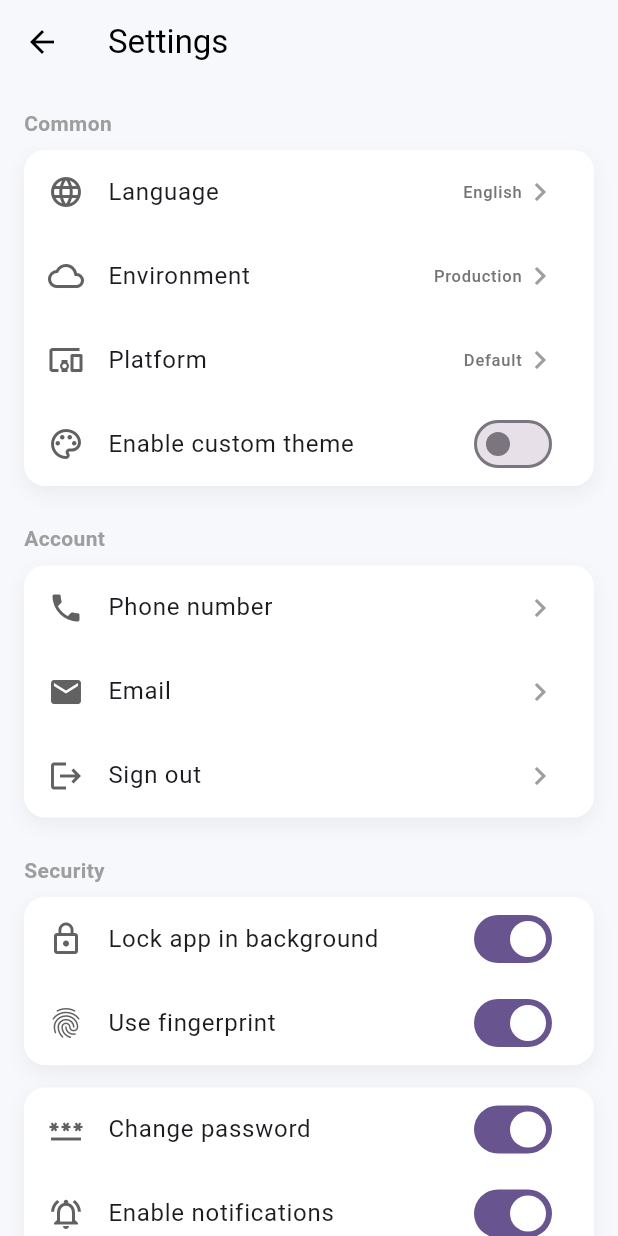
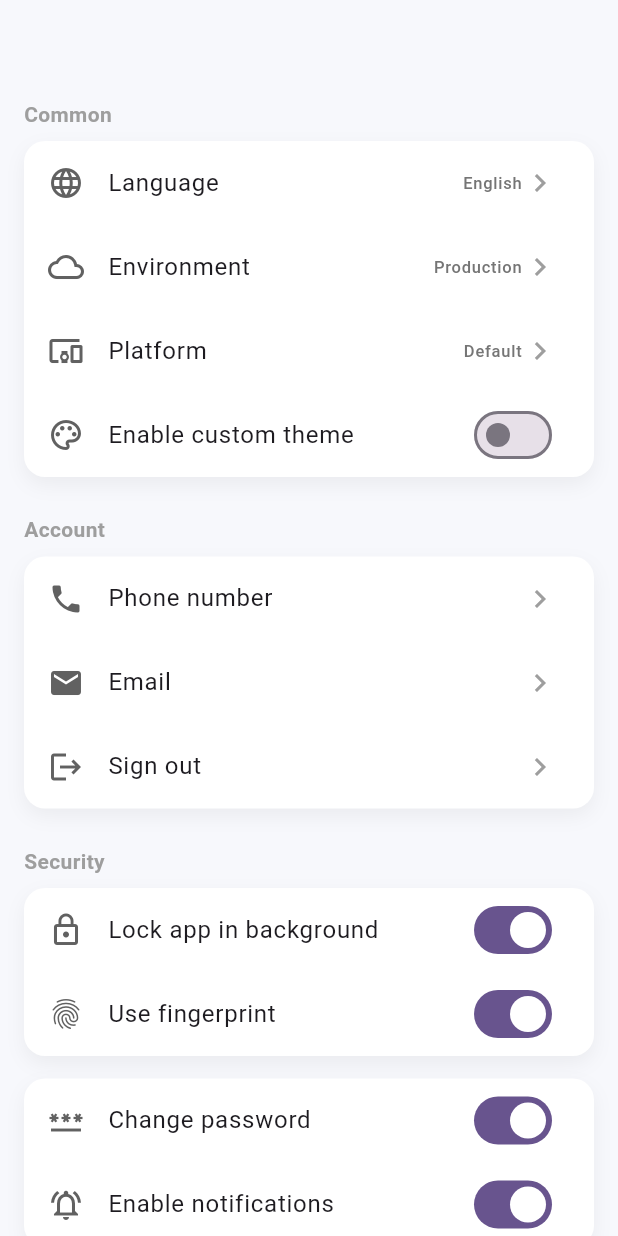
Before and after one commit to kusumeshkant/de_queue, a Flutter app: the SettingsPage screen opened directly, on a phone screen of 412 x 824 dp. Run offline on Flutter 3.47's test engine with Material 3 defaults, Android fonts, the phone set to English and light mode, and no system bars; our stand-ins replace auto_route, cloud_firestore, connectivity_plus, dio, firebase_auth, firebase_core and 4 more; missing offline and left inert: mobile_scanner; accounts and stored records are empty.

Commit message:
ui basic changes

```diff
--- a/lib/main.dart
+++ b/lib/main.dart
@@ -5,7 +5,6 @@ import 'package:dq_app/src/presentation/dashBoard/bottomNavigation.dart';
 import 'package:firebase_core/firebase_core.dart';
 import 'package:flutter/material.dart';
 import 'package:get/get.dart';
-
 import 'firebase_options.dart';
 
 void main() async{
--- a/lib/src/presentation/Setting/setting_page.dart
+++ b/lib/src/presentation/Setting/setting_page.dart
@@ -9,15 +9,16 @@ class SettingsPage extends StatelessWidget {
   Widget build(BuildContext context) {
     return Scaffold(
       backgroundColor: const Color(0xFFF7F8FC),
-      appBar: AppBar(
-        title: const Text("Settings"),
-        elevation: 0,
-        backgroundColor: Colors.transparent,
-        foregroundColor: Colors.black,
-      ),
+      // appBar: AppBar(
+      //   title: const Text("Settings"),
+      //   elevation: 0,
+      //   backgroundColor: Colors.transparent,
+      //   foregroundColor: Colors.black,
+      // ),
       body: ListView(
         padding: const EdgeInsets.all(16),
         children: [
+          SizedBox(height: 50),
           _buildSectionTitle("Common"),
           _buildSettingsGroup([
             _buildSettingsTile(
@@ -53,11 +54,7 @@ class SettingsPage extends StatelessWidget {
               title: "Phone number",
               onTap: () {},
             ),
-            _buildSettingsTile(
-              icon: Icons.email,
-              title: "Email",
-              onTap: () {},
-            ),
+            _buildSettingsTile(icon: Icons.email, title: "Email", onTap: () {}),
             _buildSettingsTile(
               icon: Icons.logout,
               title: "Sign out",
@@ -127,9 +124,7 @@ class SettingsPage extends StatelessWidget {
           ),
         ],
       ),
-      child: Column(
-        children: children,
-      ),
+      child: Column(children: children),
     );
   }
 
@@ -147,10 +142,7 @@ class SettingsPage extends StatelessWidget {
         mainAxisSize: MainAxisSize.min,
         children: [
           if (value != null)
-            Text(
-              value,
-              style: TextStyle(color: Colors.grey.shade600),
-            ),
+            Text(value, style: TextStyle(color: Colors.grey.shade600)),
           const Icon(Icons.chevron_right, color: Colors.grey),
         ],
       ),
```
Also changed, not shown: lib/src/presentation/cart/cart_page.dart (+6 -5 lines).
